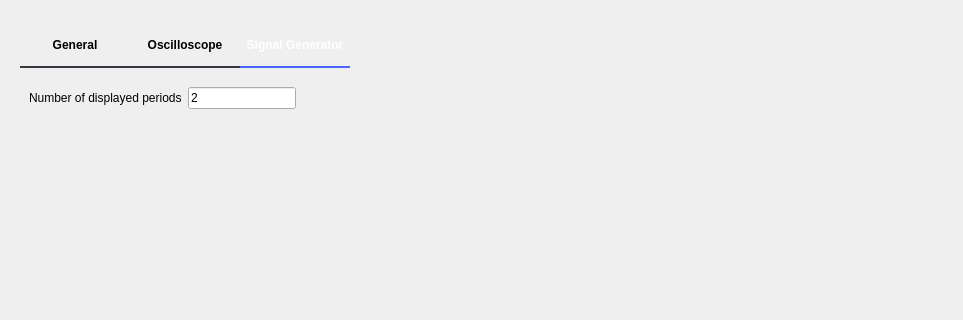
Old version of the form ui/preferences.ui in the repository dogjin/scopy; both pictures show x 0 to 963 and y 0 to 320 of the 963 by 661 pixel window.
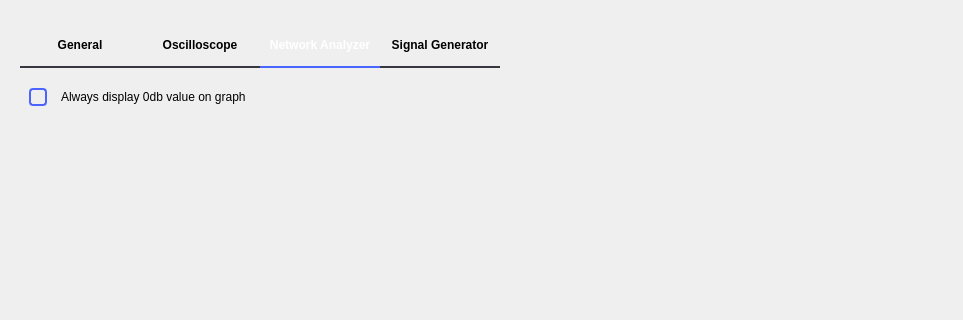
New version of the form. Custom widgets are drawn as their Qt base class.

Commit message: Preferences: added a new option for network analyzer to always display zero value

```diff
--- a/ui/preferences.ui
+++ b/ui/preferences.ui
@@ -22,12 +22,18 @@
      <layout class="QVBoxLayout" name="verticalLayout_2">
       <item>
        <widget class="QTabWidget" name="tabWidget">
+        <property name="minimumSize">
+         <size>
+          <width>919</width>
+          <height>0</height>
+         </size>
+        </property>
         <property name="styleSheet">
          <string notr="true">QTabWidget::pane {
   border-top: 0px;
 }
 QTabBar::tab {
-  min-width: 110px;
+  min-width: 120px;
   min-height: 32px;
   padding-bottom: 5px;
   font: bold;
@@ -269,6 +275,79 @@
           </item>
          </layout>
         </widget>
+        <widget class="QWidget" name="NetworkAnalyzer">
+         <attribute name="title">
+          <string>Network Analyzer</string>
+         </attribute>
+         <layout class="QVBoxLayout" name="verticalLayout_6">
+          <item>
+           <layout class="QHBoxLayout" name="horizontalLayout_5">
+            <property name="topMargin">
+             <number>10</number>
+            </property>
+            <item>
+             <widget class="QCheckBox" name="na_zeroCheckBox">
+              <property name="styleSheet">
+               <string notr="true">QCheckBox {
+  spacing: 8px;
+  background-color: transparent;
+  font-size: 14px;
+  font-weight: bold;
+  font-family: &quot;monospace&quot;;
+  color: rgba(255, 255, 255, 153);
+}
+
+QCheckBox::indicator {
+  width: 14px;
+  height: 14px;
+  border: 2px solid rgb(74,100,255);
+  border-radius: 4px;
+}
+QCheckBox::indicator:unchecked { background-color: transparent; }
+QCheckBox::indicator:checked { background-color: rgb(74,100,255); }</string>
+              </property>
+              <property name="text">
+               <string/>
+              </property>
+             </widget>
+            </item>
+            <item>
+             <widget class="QLabel" name="label">
+              <property name="text">
+               <string>Always display 0db value on graph</string>
+              </property>
+             </widget>
+            </item>
+            <item>
+             <spacer name="horizontalSpacer_5">
+              <property name="orientation">
+               <enum>Qt::Horizontal</enum>
+              </property>
+              <property name="sizeHint" stdset="0">
+               <size>
+                <width>40</width>
+                <height>20</height>
+               </size>
+              </property>
+             </spacer>
+            </item>
+           </layout>
+          </item>
+          <item>
+           <spacer name="verticalSpacer_4">
+            <property name="orientation">
+             <enum>Qt::Vertical</enum>
+            </property>
+            <property name="sizeHint" stdset="0">
+             <size>
+              <width>20</width>
+              <height>40</height>
+             </size>
+            </property>
+           </spacer>
+          </item>
+         </layout>
+        </widget>
         <widget class="QWidget" name="SignalGenerator">
          <attribute name="title">
           <string>Signal Generator</string>
```
The commit also changes 2 other files.
